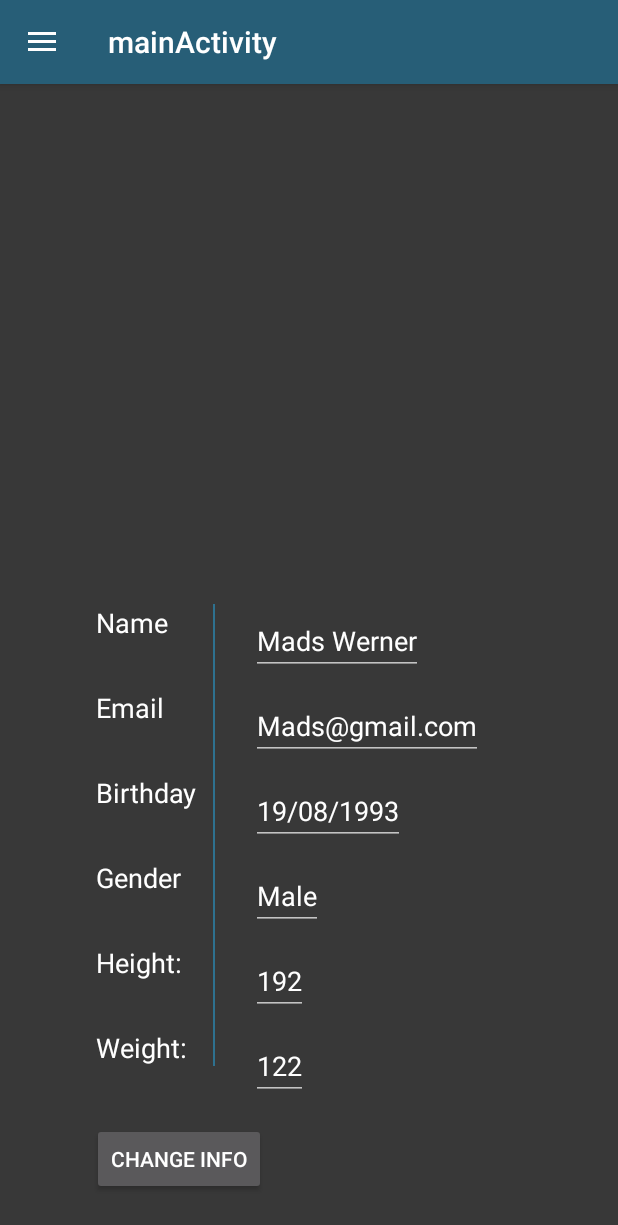
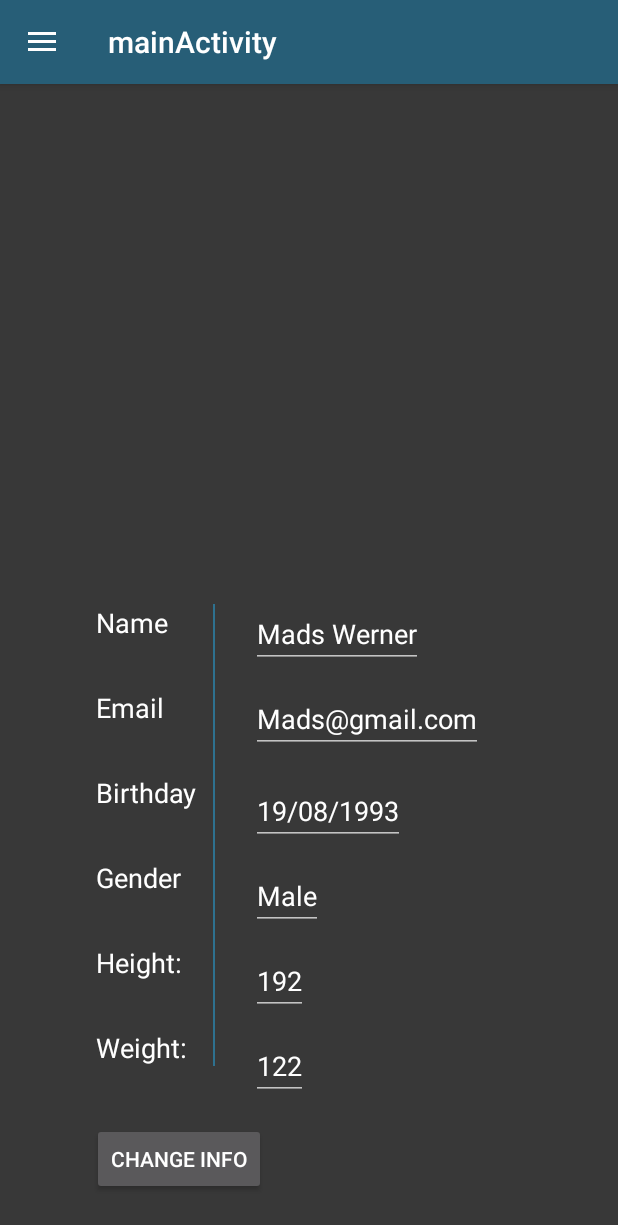
Before and after one commit to mikkelsander/NJORD, an Android app: the fragment ProfileFragment placed in its activity, on a phone screen of 412 x 824 dp. Shown: the top 1225 px of the screen. Run offline under Robolectric (Android 15) with nearby library versions, the phone set to English and light mode, and no system bars.

Commit message:
Constraints added

```diff
--- a/app/src/main/res/layout/fragment_profile.xml
+++ b/app/src/main/res/layout/fragment_profile.xml
@@ -92,13 +92,16 @@
         android:id="@+id/view1"
         android:layout_width="wrap_content"
         android:layout_height="wrap_content"
-        android:layout_marginBottom="32dp"
-        android:layout_marginStart="64dp"
         android:text="Name"
         android:textColor="@color/white"
         android:textSize="18sp"
+        android:layout_marginStart="64dp"
+        app:layout_constraintLeft_toLeftOf="parent"
+        android:layout_marginTop="16dp"
+        app:layout_constraintTop_toTopOf="parent"
         app:layout_constraintBottom_toTopOf="@+id/view2"
-        app:layout_constraintLeft_toLeftOf="parent" />
+        android:layout_marginBottom="32dp"
+        app:layout_constraintVertical_bias="1.0" />
 
 
     <EditText
@@ -111,7 +114,13 @@
         app:layout_constraintLeft_toRightOf="@+id/view"
         tools:layout_constraintBottom_creator="1"
         app:layout_constraintBottom_toTopOf="@+id/profile_mail_editText"
-        android:layout_marginBottom="11dp" />
+        android:layout_marginBottom="11dp"
+        android:layout_marginTop="16dp"
+        app:layout_constraintTop_toTopOf="parent"
+        app:layout_constraintVertical_bias="1.0"
+        android:layout_marginEnd="16dp"
+        app:layout_constraintRight_toRightOf="parent"
+        app:layout_constraintHorizontal_bias="0.0" />
 
 
     <EditText
@@ -124,7 +133,10 @@
         app:layout_constraintLeft_toRightOf="@+id/view"
         tools:layout_constraintBottom_creator="1"
         app:layout_constraintBottom_toTopOf="@+id/profile_height_EditText"
-        android:layout_marginBottom="11dp" />
+        android:layout_marginBottom="11dp"
+        android:layout_marginEnd="16dp"
+        app:layout_constraintRight_toRightOf="parent"
+        app:layout_constraintHorizontal_bias="0.0" />
 
     <EditText
         android:id="@+id/profile_birthday_editText"
@@ -136,7 +148,10 @@
         app:layout_constraintLeft_toRightOf="@+id/view"
         tools:layout_constraintBottom_creator="1"
         app:layout_constraintBottom_toTopOf="@+id/profile_gender_editText"
-        android:layout_marginBottom="11dp" />
+        android:layout_marginBottom="11dp"
+        android:layout_marginEnd="16dp"
+        app:layout_constraintRight_toRightOf="parent"
+        app:layout_constraintHorizontal_bias="0.0" />
 
 
     <EditText
@@ -149,7 +164,10 @@
         app:layout_constraintLeft_toRightOf="@+id/view"
         tools:layout_constraintBottom_creator="1"
         app:layout_constraintBottom_toTopOf="@+id/profile_birthday_editText"
-        android:layout_marginBottom="11dp" />
+        android:layout_marginBottom="16dp"
+        android:layout_marginEnd="16dp"
+        app:layout_constraintRight_toRightOf="parent"
+        app:layout_constraintHorizontal_bias="0.0" />
 
     <EditText
         android:id="@+id/profile_height_EditText"
@@ -161,7 +179,10 @@
         app:layout_constraintLeft_toRightOf="@+id/view"
         tools:layout_constraintBottom_creator="1"
         app:layout_constraintBottom_toTopOf="@+id/profile_weight_editText"
-        android:layout_marginBottom="11dp" />
+        android:layout_marginBottom="11dp"
+        android:layout_marginEnd="16dp"
+        app:layout_constraintRight_toRightOf="parent"
+        app:layout_constraintHorizontal_bias="0.0" />
 
     <EditText
         android:id="@+id/profile_weight_editText"
@@ -174,7 +195,10 @@
         tools:layout_constraintTop_creator="1"
         tools:layout_constraintBottom_creator="1"
         app:layout_constraintBottom_toBottomOf="@+id/view"
-        app:layout_constraintTop_toBottomOf="@+id/view" />
+        app:layout_constraintTop_toBottomOf="@+id/view"
+        android:layout_marginEnd="16dp"
+        app:layout_constraintRight_toRightOf="parent"
+        app:layout_constraintHorizontal_bias="0.0" />
 
     <Button
         android:id="@+id/profile_changeinfo_button"
@@ -186,6 +210,9 @@
         app:layout_constraintBottom_toBottomOf="parent"
         tools:layout_constraintLeft_creator="1"
         android:layout_marginBottom="27dp"
-        app:layout_constraintLeft_toLeftOf="parent" />
+        app:layout_constraintLeft_toLeftOf="parent"
+        android:layout_marginEnd="16dp"
+        app:layout_constraintRight_toRightOf="parent"
+        app:layout_constraintHorizontal_bias="0.0" />
 
 </android.support.constraint.ConstraintLayout>
```
